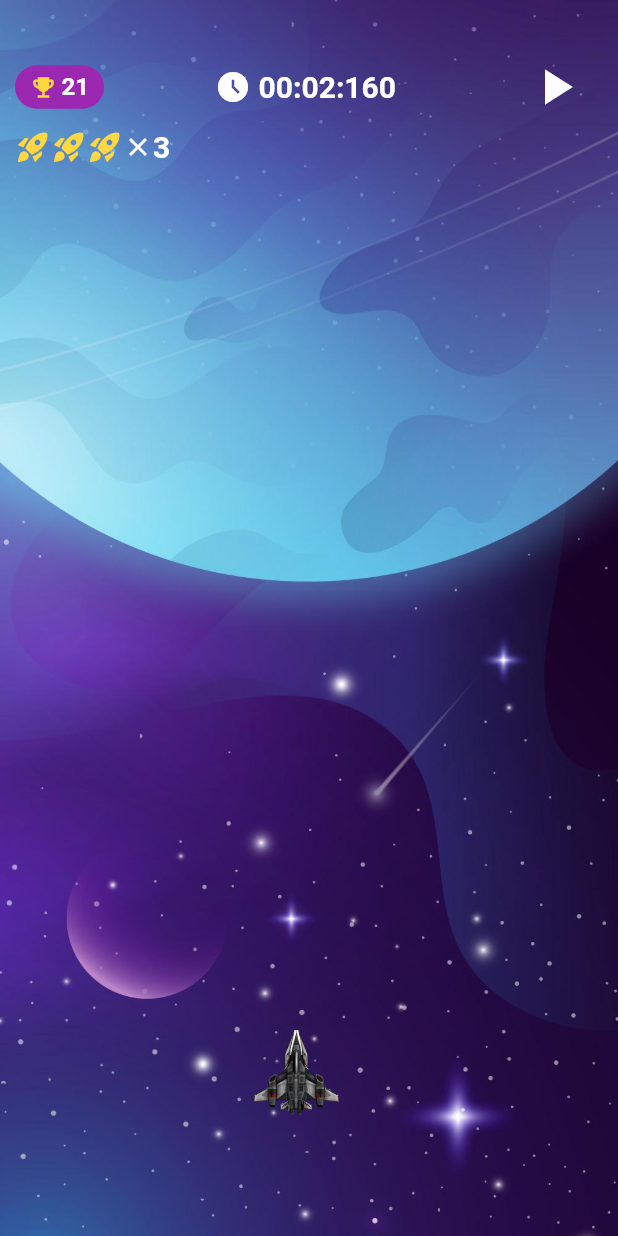
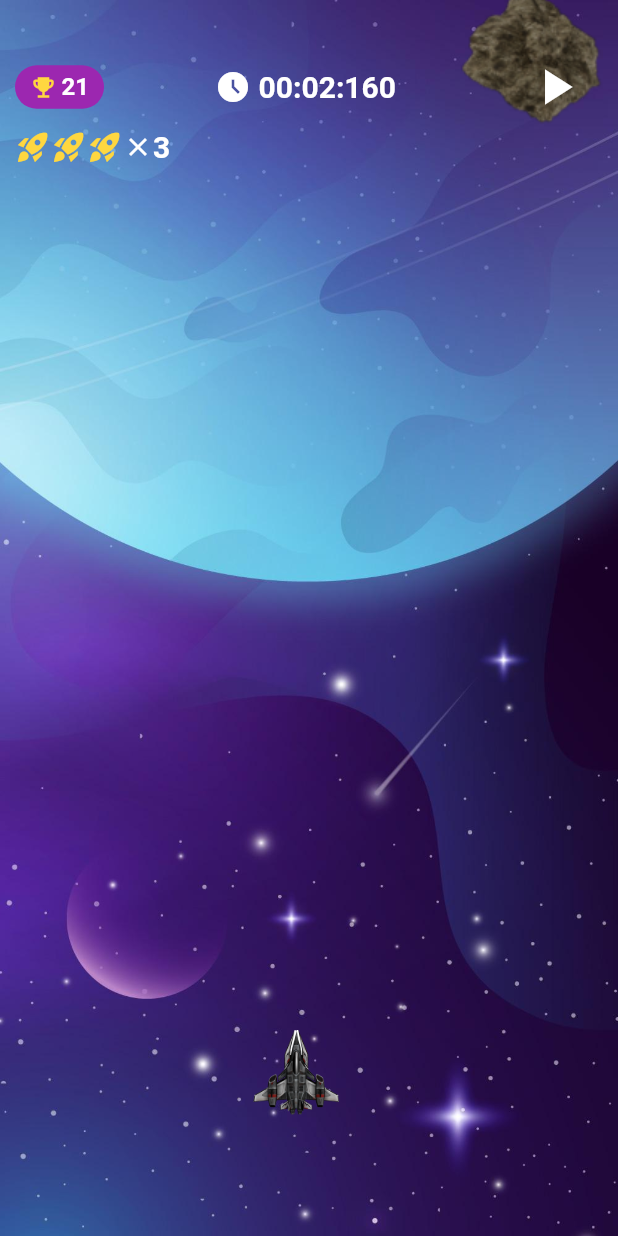
Before and after one commit to SDevM/Amber-Galactic, a Flutter app: the PlaySessionScreen screen opened by its route, after a tap on the "pause" icon, on a phone screen of 412 x 824 dp. Run offline on Flutter 3.47's test engine with Material 2 defaults, Android fonts, the phone set to English and light mode, and no system bars; our stand-ins replace audioplayers, firebase_core, firebase_crashlytics, go_router, google_mobile_ads, in_app_purchase and 1 more; missing offline and left inert: games_services; accounts and stored records are empty.

Commit message:
Last Commit

```diff
--- a/lib/src/game_internals/collider.dart
+++ b/lib/src/game_internals/collider.dart
@@ -1,5 +1,3 @@
-import 'dart:collection';
-
 import 'package:game_template/src/game_objects/HitBox.dart';
 
 class Collider<T extends HitBox> {
@@ -18,11 +16,29 @@ class Collider<T extends HitBox> {
     return idx;
   }
 
+  int collisionDeep(box) {
+    int idx = -1;
+    for (T listBox in l) {
+      if (_collisionCompareDeep(listBox, box)) {
+        idx = l.indexOf(listBox);
+        break;
+      }
+    }
+    return idx;
+  }
+
   bool _collisionCompare(HitBox box1, HitBox box2) {
     return box1.x < box2.x + box2.width &&
         box1.x + box1.width > box2.x &&
         box1.y < box2.y + box2.height &&
         box1.height + box1.y > box2.y;
+  }
+
+  bool _collisionCompareDeep(HitBox box1, HitBox box2) {
+    return box1.x + box1.width * 0.1 < box2.x + box2.width &&
+        box1.x + box1.width * 0.8 > box2.x &&
+        box1.y + box1.height * 0.1 < box2.y + box2.height &&
+        box1.height * 0.8 + box1.y > box2.y;
   }
 }
 
--- a/lib/src/game_objects/Ammo1.dart
+++ b/lib/src/game_objects/Ammo1.dart
@@ -14,7 +14,11 @@ class Ammo1 extends Sprite implements Collidable {
           y,
           width,
           height,
-          Image.asset('assets/sprite_images/beams/cyan_beam.png'),
+          Image.asset(
+            'assets/sprite_images/beams/cyan_beam.png',
+            width: double.infinity,
+            height: double.infinity,
+          ),
         ) {
     audioController.playSfx(SfxType.laser);
   }
--- a/lib/src/game_objects/Asteroid.dart
+++ b/lib/src/game_objects/Asteroid.dart
@@ -6,7 +6,7 @@ import 'Sprite.dart';
 
 class Asteroid extends Sprite implements Collidable {
   final double size;
-  final double speed = 2;
+  final double speed = 3;
 
   final _audioController = AudioController();
 
@@ -17,7 +17,10 @@ class Asteroid extends Sprite implements Collidable {
           width * size,
           height * size,
           Image.asset(
-              'assets/sprite_images/asteroids/space_rocks/asteroid1.png'),
+            'assets/sprite_images/asteroids/space_rocks/asteroid1.png',
+            width: double.infinity,
+            height: double.infinity,
+          ),
         );
 
   void move() {
@@ -30,60 +33,3 @@ class Asteroid extends Sprite implements Collidable {
     _audioController.playSfx(SfxType.asteroidExplosion);
   }
 }
-
-// class Asteroid extends StatefulWidget {
-//   final double initX;
-//   final double initY;
-//   final double width;
-//   final double height;
-//   final int size;
-//   final int id;
-//
-//   const Asteroid(
-//       {Key? key,
-//       required this.initX,
-//       required this.initY,
-//       required this.width,
-//       required this.height,
-//       required this.size,
-//       required this.id})
-//       : super(key: key);
-//
-//   @override
-//   State<Asteroid> createState() => AsteroidState();
-// }
-//
-// class AsteroidState extends State<Asteroid> {
-//   final double _speed = 2;
-//   late Sprite _sprite;
-//   final Image image = Image.asset('assets/sprite_images/asteroids/space_rocks/asteroid1.png');
-//
-//   @override
-//   Widget build(BuildContext context) {
-//     return Positioned(
-//       top: _sprite.y,
-//       left: _sprite.x,
-//       width: _sprite.width,
-//       height: _sprite.height,
-//       child: Center(child: Image(image: _sprite.image.image)),
-//     );
-//   }
-//
-//   @override
-//   void initState() {
-//     super.initState();
-//     _sprite = Sprite(widget.initX, widget.initY, widget.width, widget.height,
-//         widget.id, image!);
-//   }
-//
-//   void move() {
-//     print('Moved from y = ${_sprite.y}');
-//     setState(() {
-//       _sprite.y+= _speed / widget.size;
-//     });
-//   }
-//
-//   Sprite get_sprite() {
-//     return _sprite;
-//   }
-// }
--- a/lib/src/game_objects/GameObjectWidget.dart
+++ b/lib/src/game_objects/GameObjectWidget.dart
@@ -4,6 +4,7 @@ import 'Sprite.dart';
 
 class GOW extends StatelessWidget {
   final Sprite sprite;
+
   const GOW({Key? key, required this.sprite}) : super(key: key);
 
   @override
@@ -13,7 +14,12 @@ class GOW extends StatelessWidget {
       left: sprite.x,
       width: sprite.width,
       height: sprite.height,
-      child: Center(child: Image(image: sprite.image.image)),
+      child: Center(
+          child: Image(
+        image: sprite.image.image,
+        width: double.infinity,
+        height: double.infinity,
+      )),
     );
   }
 }
--- a/lib/src/game_objects/PowerUp.dart
+++ b/lib/src/game_objects/PowerUp.dart
@@ -1,7 +1,7 @@
 import 'package:flutter/material.dart';
 import 'package:game_template/src/game_objects/Sprite.dart';
 
-class PowerUp extends Sprite implements Collidable {
+class PowerUp extends Sprite {
   final power powerUp;
 
   PowerUp(double x, double y, double width, double height, this.powerUp)
@@ -11,16 +11,19 @@ class PowerUp extends Sprite implements Collidable {
     this.y += 5;
     this.x += left ? -2 : 2;
   }
-
-  @override
-  void onCollide(collideType source) {
-    // TODO: implement onCollide
-  }
 }
 
 Map<power, Image> images = {
-  power.AMMO : Image.asset('assets/sprite_images/blast.png'),
-  power.SHIELD : Image.asset('assets/sprite_images/shield.png'),
+  power.AMMO: Image.asset(
+    'assets/sprite_images/blast.png',
+    width: double.infinity,
+    height: double.infinity,
+  ),
+  power.SHIELD: Image.asset(
+    'assets/sprite_images/shield.png',
+    width: double.infinity,
+    height: double.infinity,
+  ),
 };
 
 enum power {
--- a/lib/src/game_objects/Shield.dart
+++ b/lib/src/game_objects/Shield.dart
@@ -14,6 +14,8 @@ class Shield extends Sprite implements Collidable {
           height,
           Image.asset(
             'assets/sprite_images/explosions/2d-special-effects/light_glow_effect/light_glow_07.png',
+            width: double.infinity,
+            height: double.infinity,
           ),
         );
 
--- a/lib/src/play_session/play_session_screen.dart
+++ b/lib/src/play_session/play_session_screen.dart
@@ -53,10 +53,11 @@ class _PlaySessionScreenState extends State<PlaySessionScreen>
 
   bool firstRun = true;
 
-  int changesCounter = 0;
+  int changesCounter = 500;
   int lastCounter = 0;
   int nextAst = rand.nextInt(10) + 50;
   bool tickToggle1 = true;
+  bool powerProcess = false;
 
   void changes(Duration duration) {
     if (paused) return;
@@ -84,7 +85,9 @@ class _PlaySessionScreenState extends State<PlaySessionScreen>
             break;
         }
       }
-      if (changesCounter % 800 == 0) {
+      if (!powerProcess) {
+        powerProcess = true;
+        Future.delayed(Duration(seconds: 35), () {
           print('New PowerUp');
           double randX = (rand.nextDouble() * screen.maxWidth);
           powerUp = PowerUp(
@@ -95,9 +98,11 @@ class _PlaySessionScreenState extends State<PlaySessionScreen>
             power.values[rand.nextInt(power.values.length)],
           );
           powColl.l.add(powerUp!);
+          powerProcess = false;
+        });
       }
       if (changesCounter >= lastCounter + nextAst) {
-        nextAst = rand.nextInt(20) + 50;
+        nextAst = rand.nextInt(20) + 80;
         lastCounter = changesCounter;
         print('New Asteroid');
         double randX = (rand.nextDouble() * screen.maxWidth);
@@ -198,7 +203,7 @@ class _PlaySessionScreenState extends State<PlaySessionScreen>
           shield!.width = player!.width + 20;
           shield!.height = player!.height + 20;
         }
-        int asterCollide = asterColl.collisionCheck(player!);
+        int asterCollide = asterColl.collisionDeep(player!);
         if (asterCollide != -1) {
           asteroids.removeAt(asterCollide);
           asterColl.l.removeAt(asterCollide);
@@ -226,7 +231,7 @@ class _PlaySessionScreenState extends State<PlaySessionScreen>
       if (munitions.isNotEmpty) {
         List<int> remIdxMun = [];
         munitions.forEach((element) {
-          int asterCollide = asterColl.collisionCheck(element);
+          int asterCollide = asterColl.collisionDeep(element);
           if (asterCollide != -1) {
             asteroids.removeAt(asterCollide);
             asterColl.l.removeAt(asterCollide);
--- a/lib/src/settings/custom_name_dialog.dart
+++ b/lib/src/settings/custom_name_dialog.dart
@@ -4,7 +4,6 @@
 
 import 'package:flutter/material.dart';
 import 'package:flutter/services.dart';
-import 'package:game_template/src/style/background.dart';
 import 'package:provider/provider.dart';
 import 'settings.dart';
 
@@ -38,7 +37,7 @@ class _CustomNameDialogState extends State<CustomNameDialog> {
           insetPadding: EdgeInsets.all(10),
           children: [
             Container(
-              height: 250,
+              height: 300,
               width: double.maxFinite,
               decoration: BoxDecoration(
                   image: DecorationImage(
```
Also changed, not shown: lib/src/game_objects/Player.dart (+8 -3 lines), lib/src/settings/settings_screen.dart (+0 -19 lines). Lines whose indentation alone changed are shown as unchanged.
